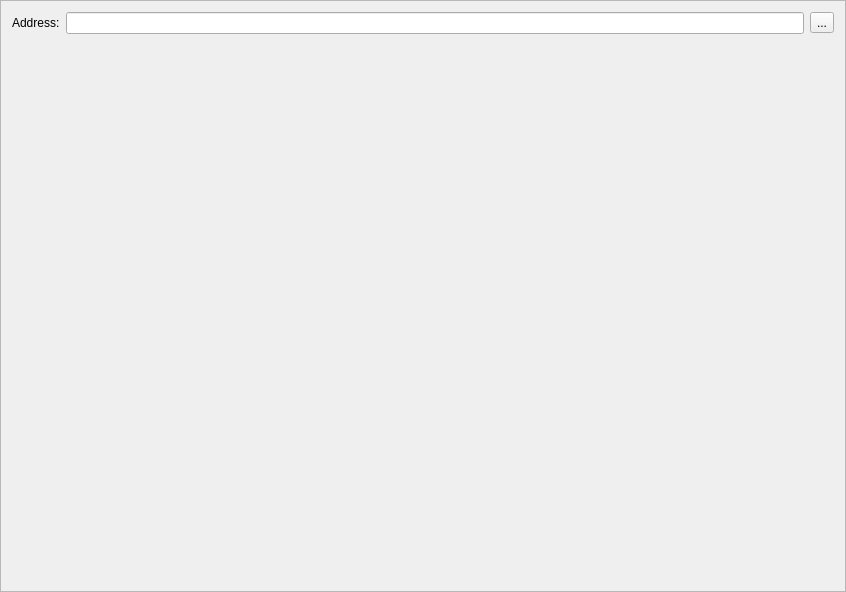
Above: src/gui/ui/receiveframe.ui from Mythicaler/digitalkabwallet before the change. Below: the same form after it.
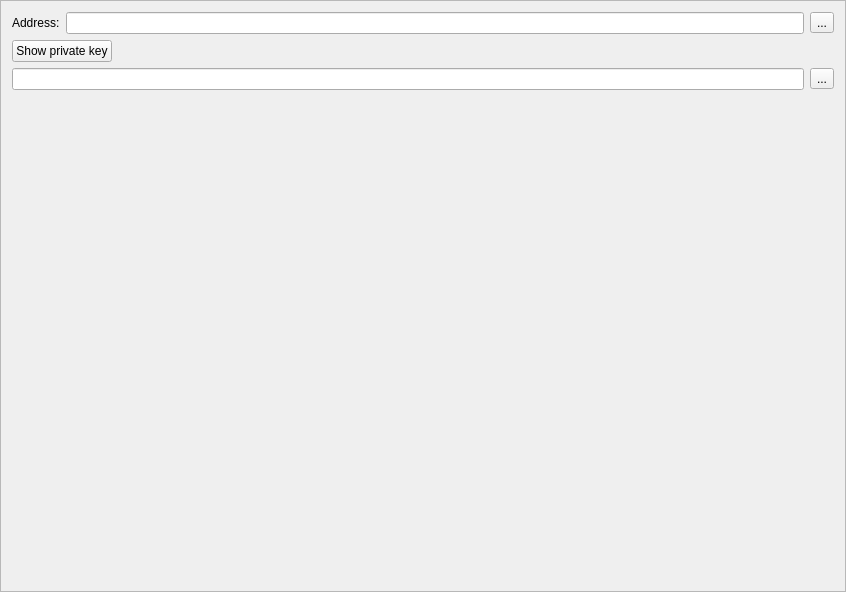
That is the form after the change. Icons and pictures are not drawn.

The edit to the form file:
```diff
--- a/src/gui/ui/receiveframe.ui
+++ b/src/gui/ui/receiveframe.ui
@@ -49,6 +49,75 @@
      </item>
     </layout>
    </item>
+   <item>
+    <layout class="QHBoxLayout" name="horizontalLayout_2">
+     <item>
+      <widget class="QPushButton" name="m_showKeyButton">
+       <property name="text">
+        <string>Show private key</string>
+       </property>
+      </widget>
+     </item>
+     <item>
+      <spacer name="horizontalSpacer">
+       <property name="orientation">
+        <enum>Qt::Horizontal</enum>
+       </property>
+       <property name="sizeHint" stdset="0">
+        <size>
+         <width>40</width>
+         <height>20</height>
+        </size>
+       </property>
+      </spacer>
+     </item>
+    </layout>
+   </item>
+   <item>
+    <layout class="QHBoxLayout" name="horizontalLayout_3">
+     <property name="topMargin">
+      <number>0</number>
+     </property>
+     <item>
+      <widget class="QLineEdit" name="m_keyEdit"/>
+     </item>
+     <item>
+      <widget class="QToolButton" name="m_copyKeyButton">
+       <property name="text">
+        <string>...</string>
+       </property>
+       <property name="icon">
+        <iconset resource="../../resources.qrc">
+         <normaloff>:/icons/copy</normaloff>:/icons/copy</iconset>
+       </property>
+      </widget>
+     </item>
+    </layout>
+   </item>
+   <item>
+    <widget class="QFrame" name="frame">
+     <property name="frameShape">
+      <enum>QFrame::NoFrame</enum>
+     </property>
+     <property name="frameShadow">
+      <enum>QFrame::Raised</enum>
+     </property>
+     <layout class="QVBoxLayout" name="verticalLayout_2">
+      <property name="leftMargin">
+       <number>0</number>
+      </property>
+      <property name="topMargin">
+       <number>0</number>
+      </property>
+      <property name="rightMargin">
+       <number>0</number>
+      </property>
+      <property name="bottomMargin">
+       <number>0</number>
+      </property>
+     </layout>
+    </widget>
+   </item>
    <item>
     <spacer name="verticalSpacer">
      <property name="orientation">
```
Left out of the diff: 34 changed lines with no effect on the pictures.
